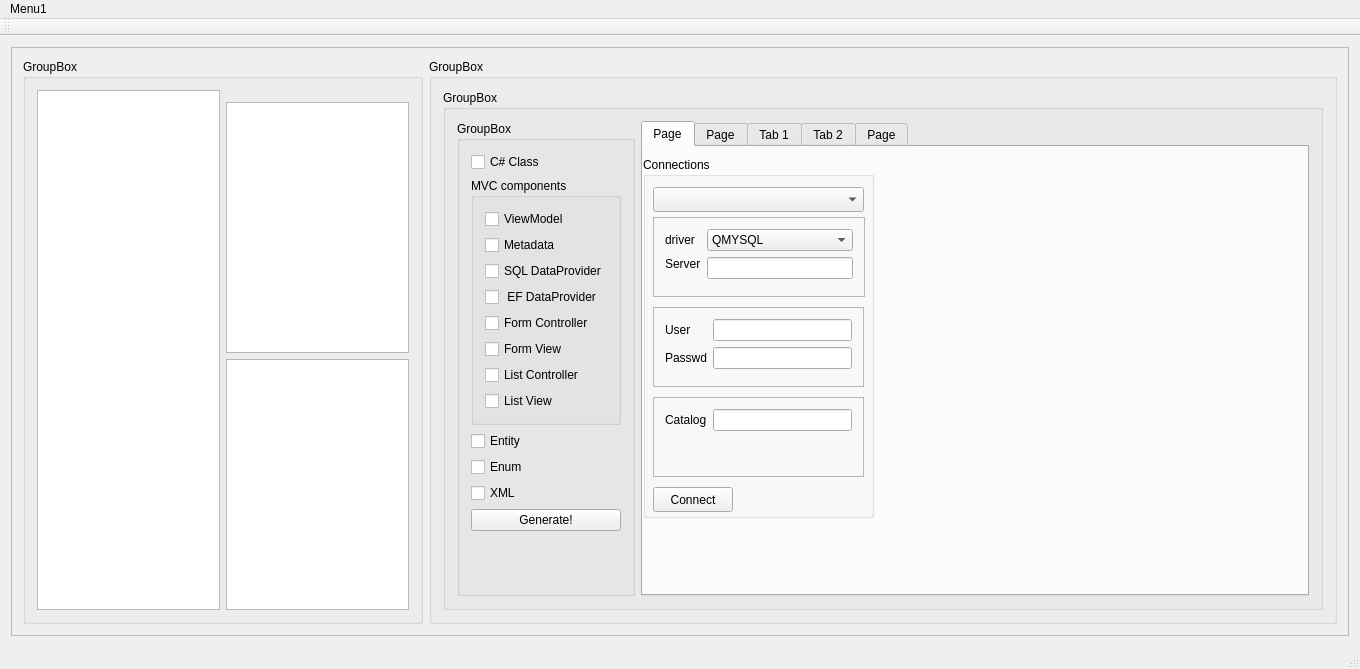
Above: retek2.ui from horvathzoltan/retek2 before the change. Below: the same form after it.
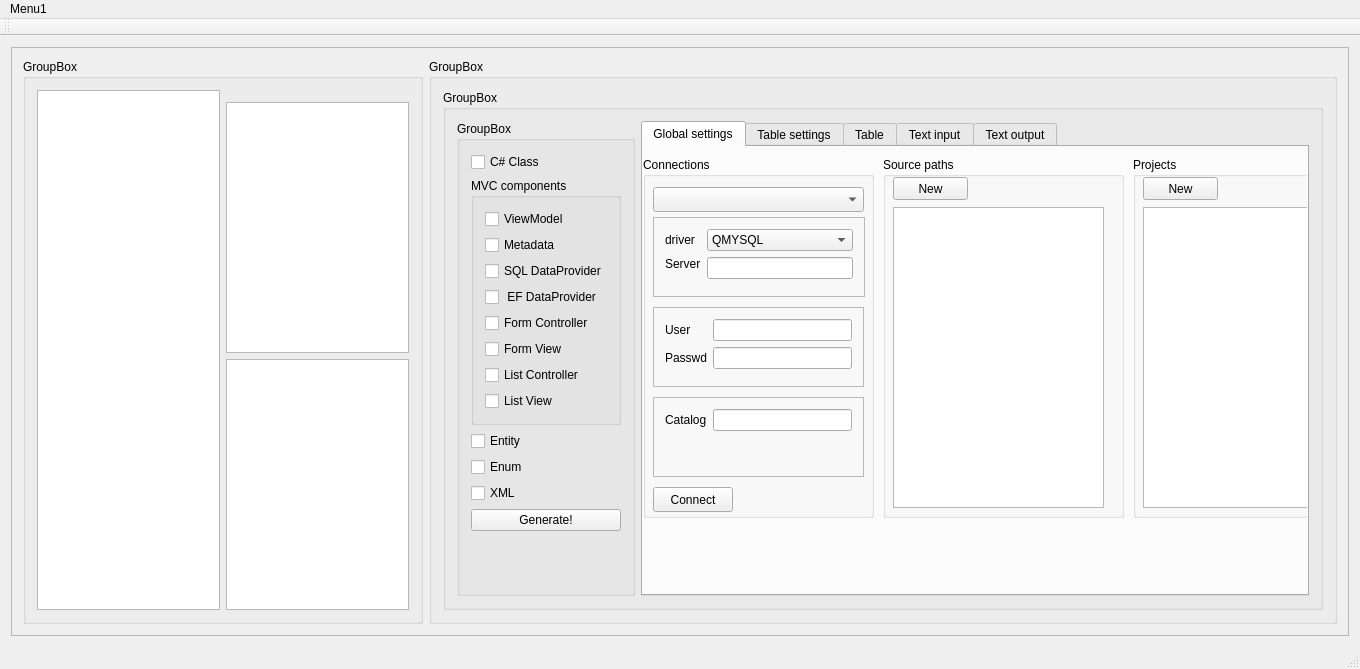
That is the form after the change. The open tabs and pages were chosen to show the change. Icons and pictures are not drawn.

```diff
--- a/retek2.ui
+++ b/retek2.ui
@@ -36,7 +36,7 @@
          <x>0</x>
          <y>0</y>
          <width>1340</width>
-         <height>589</height>
+         <height>596</height>
         </rect>
        </property>
        <layout class="QGridLayout" name="gridLayout_2">
@@ -313,7 +313,7 @@
                 </property>
                 <widget class="QWidget" name="tab_4">
                  <attribute name="title">
-                  <string>Page</string>
+                  <string>Global settings</string>
                  </attribute>
                  <widget class="QGroupBox" name="groupBox_3">
                   <property name="geometry">
@@ -530,10 +530,82 @@
                    </property>
                   </widget>
                  </widget>
+                 <widget class="QGroupBox" name="groupBox_9">
+                  <property name="geometry">
+                   <rect>
+                    <x>240</x>
+                    <y>10</y>
+                    <width>241</width>
+                    <height>361</height>
+                   </rect>
+                  </property>
+                  <property name="title">
+                   <string>Source paths</string>
+                  </property>
+                  <widget class="QListWidget" name="listWidget">
+                   <property name="geometry">
+                    <rect>
+                     <x>10</x>
+                     <y>50</y>
+                     <width>211</width>
+                     <height>301</height>
+                    </rect>
+                   </property>
+                  </widget>
+                  <widget class="QPushButton" name="pushButton_createSourcePath">
+                   <property name="geometry">
+                    <rect>
+                     <x>10</x>
+                     <y>20</y>
+                     <width>75</width>
+                     <height>23</height>
+                    </rect>
+                   </property>
+                   <property name="text">
+                    <string>New</string>
+                   </property>
+                  </widget>
+                 </widget>
+                 <widget class="QGroupBox" name="groupBox_10">
+                  <property name="geometry">
+                   <rect>
+                    <x>490</x>
+                    <y>10</y>
+                    <width>211</width>
+                    <height>361</height>
+                   </rect>
+                  </property>
+                  <property name="title">
+                   <string>Projects</string>
+                  </property>
+                  <widget class="QListView" name="listView">
+                   <property name="geometry">
+                    <rect>
+                     <x>10</x>
+                     <y>50</y>
+                     <width>191</width>
+                     <height>301</height>
+                    </rect>
+                   </property>
+                  </widget>
+                  <widget class="QPushButton" name="pushButton_createProject">
+                   <property name="geometry">
+                    <rect>
+                     <x>10</x>
+                     <y>20</y>
+                     <width>75</width>
+                     <height>23</height>
+                    </rect>
+                   </property>
+                   <property name="text">
+                    <string>New</string>
+                   </property>
+                  </widget>
+                 </widget>
                 </widget>
                 <widget class="QWidget" name="tab_5">
                  <attribute name="title">
-                  <string>Page</string>
+                  <string>Table settings</string>
                  </attribute>
                  <widget class="QGroupBox" name="groupBox_7">
                   <property name="geometry">
@@ -617,7 +689,7 @@
                 </widget>
                 <widget class="QWidget" name="tab">
                  <attribute name="title">
-                  <string>Tab 1</string>
+                  <string>Table</string>
                  </attribute>
                  <layout class="QGridLayout" name="gridLayout_5">
                   <item row="0" column="0">
@@ -668,7 +740,7 @@
                 </widget>
                 <widget class="QWidget" name="tab_2">
                  <attribute name="title">
-                  <string>Tab 2</string>
+                  <string>Text input</string>
                  </attribute>
                  <layout class="QGridLayout" name="gridLayout_6">
                   <item row="0" column="0">
@@ -758,7 +830,7 @@
                 </widget>
                 <widget class="QWidget" name="tab_3">
                  <attribute name="title">
-                  <string>Page</string>
+                  <string>Text output</string>
                  </attribute>
                  <layout class="QGridLayout" name="gridLayout_7">
                   <item row="0" column="0">
```
Left out of the diff: 2 changed lines with no effect on the pictures.
